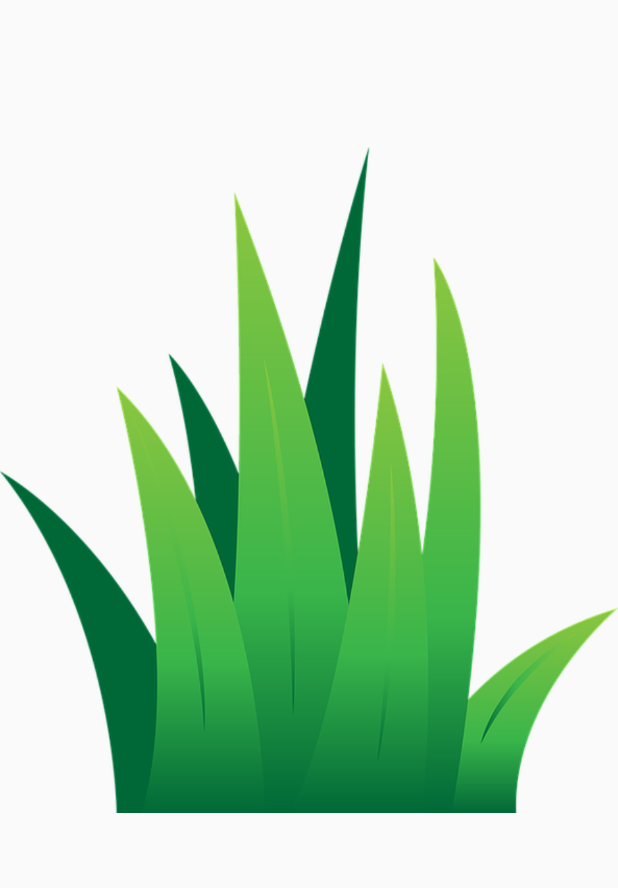
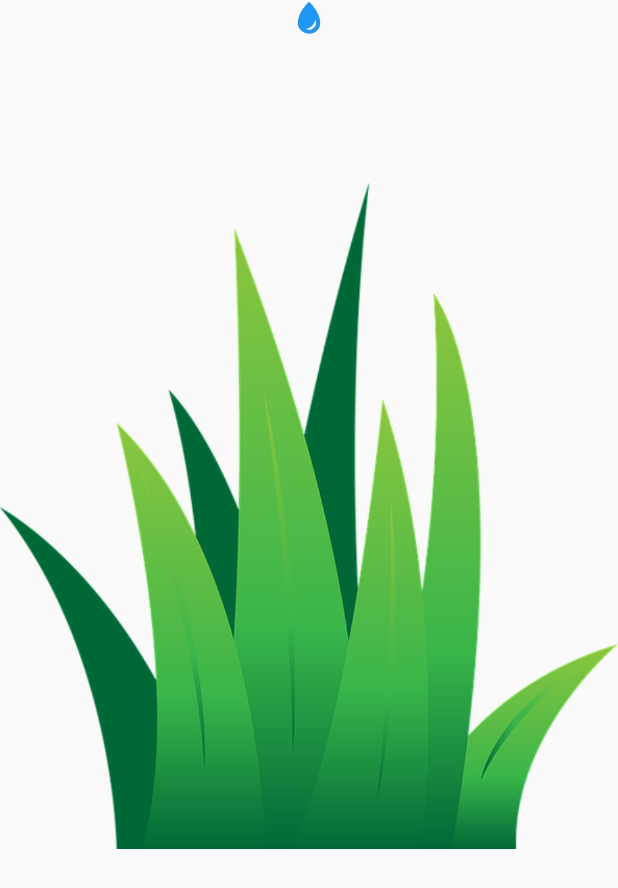
Before and after one commit to nabilatamimi/Widget, an Android app: the layout plant_widget.xml on its own in the app's theme, with its tools: preview values and no code run, on a phone screen of 412 x 824 dp. Shown: the top 888 px of the screen. Run offline under Robolectric (Android 15) with nearby library versions, the phone set to English and light mode, and no system bars.

Commit message:
02-AddWateringService-25

```diff
--- a/app/src/main/AndroidManifest.xml
+++ b/app/src/main/AndroidManifest.xml
@@ -18,6 +18,8 @@
                 android:name="android.appwidget.provider"
                 android:resource="@xml/plant_widget_info" />
         </receiver>
+
+        <service android:name=".PlantWateringService" />
 
         <provider
             android:name=".provider.PlantContentProvider"
--- a/app/src/main/java/com/example/android/mygarden/PlantWidgetProvider.java
+++ b/app/src/main/java/com/example/android/mygarden/PlantWidgetProvider.java
@@ -36,6 +36,11 @@ public class PlantWidgetProvider extends AppWidgetProvider {
         RemoteViews views = new RemoteViews(context.getPackageName(), R.layout.plant_widget);
         // Widgets allow click handlers to only launch pending intents
         views.setOnClickPendingIntent(R.id.widget_plant_image, pendingIntent);
+
+        Intent wateringIntent = new Intent(context, PlantWateringService.class);
+        wateringIntent.setAction(PlantWateringService.ACTION_WATER_PLANTS);
+        PendingIntent wateringPendingIntent = PendingIntent.getService(context, 0, wateringIntent, PendingIntent.FLAG_UPDATE_CURRENT);
+        views.setOnClickPendingIntent(R.id.widget_water_button, wateringPendingIntent);
         // Instruct the widget manager to update the widget
         appWidgetManager.updateAppWidget(appWidgetId, views);
     }
--- a/app/src/main/res/layout/plant_widget.xml
+++ b/app/src/main/res/layout/plant_widget.xml
@@ -22,6 +22,13 @@
     android:orientation="vertical">
 
     <ImageView
+        android:id="@+id/widget_water_button"
+        android:layout_width="wrap_content"
+        android:layout_height="wrap_content"
+        android:layout_gravity="center_horizontal"
+        android:src="@drawable/water_drop_blue" />
+
+    <ImageView
         android:id="@+id/widget_plant_image"
         android:layout_width="wrap_content"
         android:layout_height="wrap_content"
```
Also changed, not shown: app/src/main/java/com/example/android/mygarden/PlantWateringService.java (added, +83 -0 lines).
